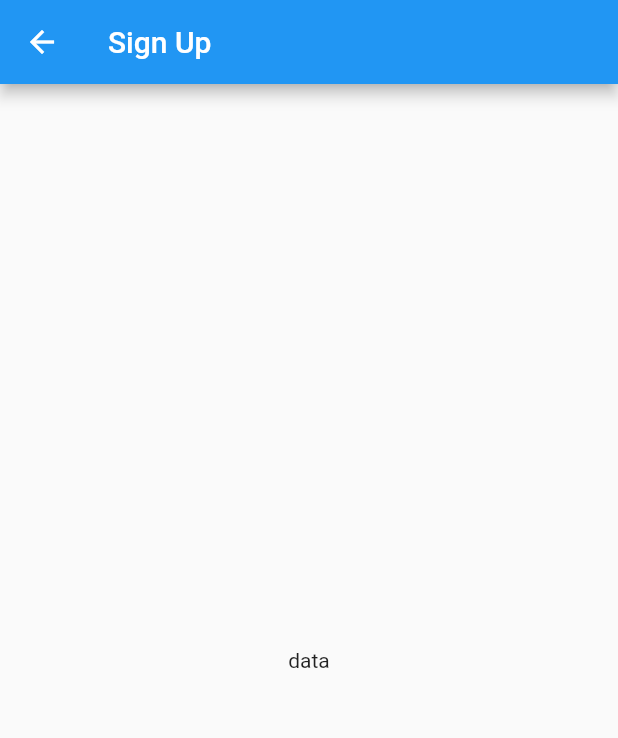
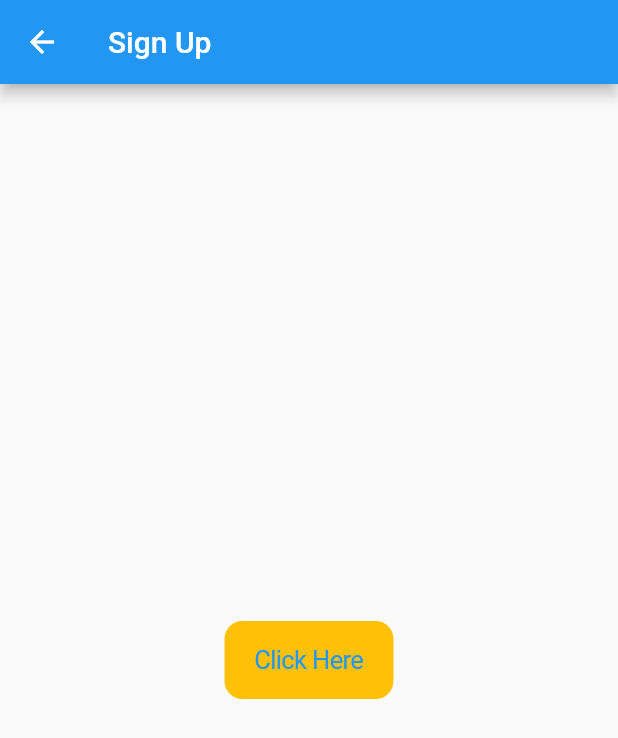
Before and after one commit to LinhNguyenVan15/AppShoesly_Flutter, a Flutter app: the SignUpScreen screen opened directly, on a phone screen of 412 x 824 dp. Shown: the top 738 px of the screen. Run offline on Flutter 3.47's test engine with Material 2 defaults, Android fonts, the phone set to English and light mode, and no system bars.

Commit message:
push and pop

```diff
--- a/lib/src/features/sign_up/sign_up_screen.dart
+++ b/lib/src/features/sign_up/sign_up_screen.dart
@@ -1,3 +1,4 @@
+import 'package:flutter/cupertino.dart';
 import 'package:flutter/material.dart';
 
 class SignUpScreen extends StatefulWidget {
@@ -11,9 +12,15 @@ class _SignUpScreenState extends State<SignUpScreen> {
   @override
   Widget build(BuildContext context) {
     return Scaffold(
-      appBar: AppBar(title:  Text("Sign Up")),
+      appBar: AppBar(title: Text("Sign Up")),
       body: Center(
-        child: Text("data"),
+        child: CupertinoButton(
+          child: Text("Click Here"),
+          onPressed: () {
+            Navigator.of(context).pop();
+          },
+          color: Colors.amber,
+        ),
       ),
     );
   }
```
